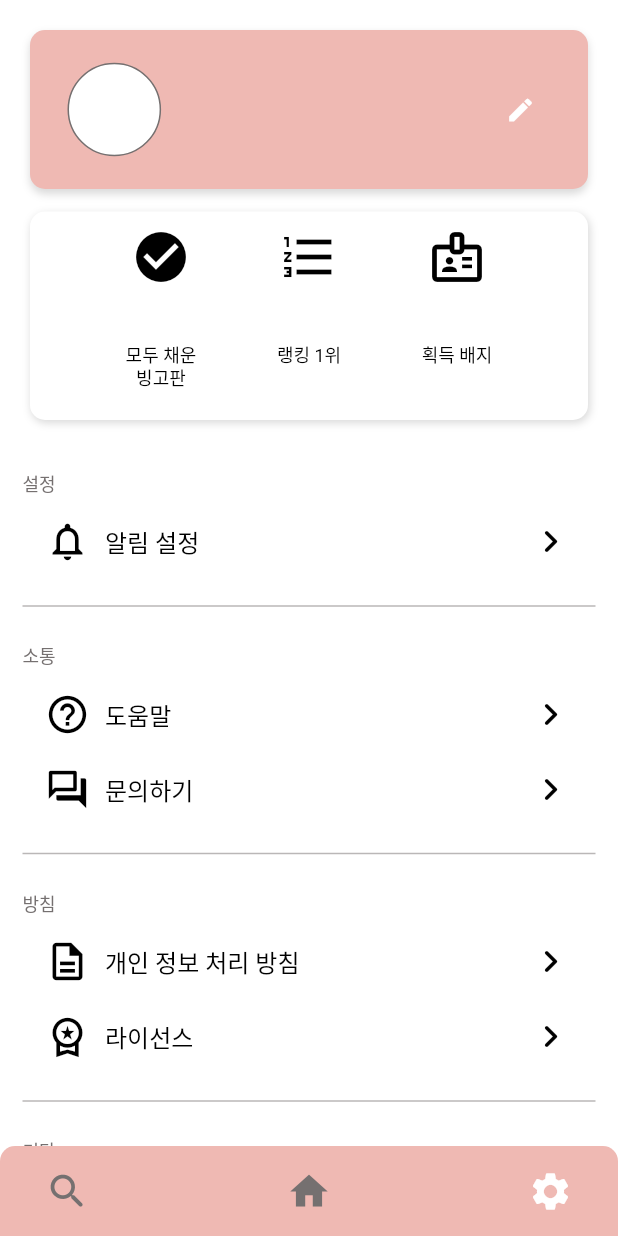
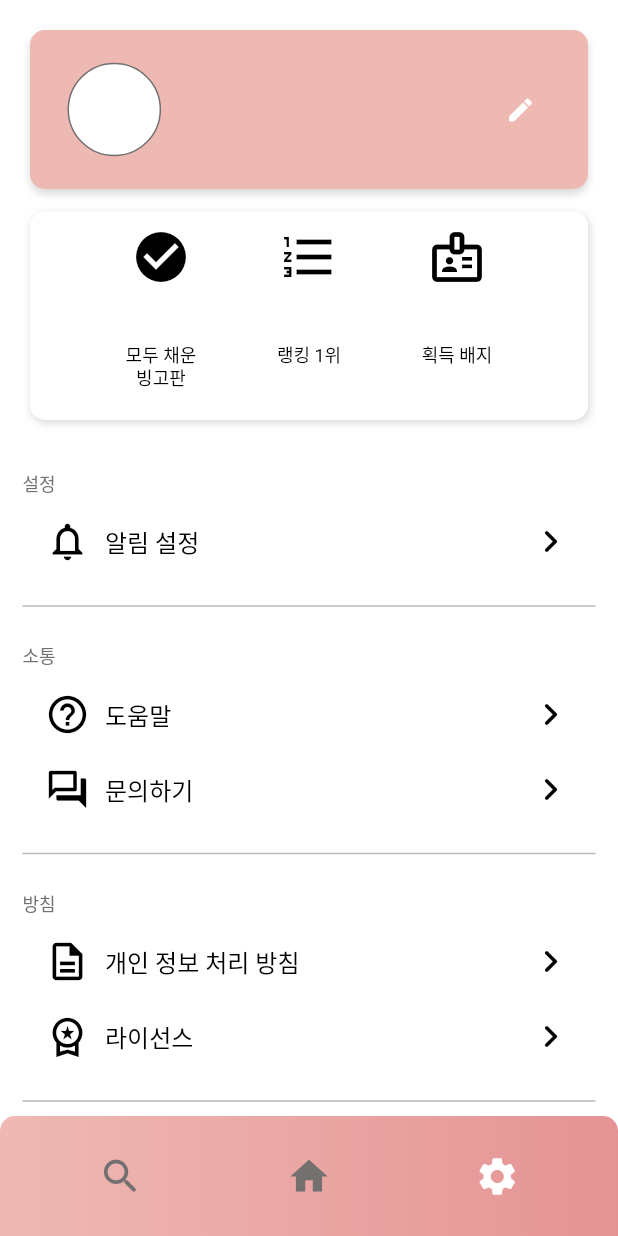
Before and after one commit to chaewool/Bin-goT, a Flutter app: the Main screen opened directly, on a phone screen of 412 x 824 dp. Run offline on Flutter 3.47's test engine with Material 2 defaults, Android fonts, the phone set to English and light mode, and no system bars; our stand-ins replace cached_network_image, calendar_date_picker2, contained_tab_bar_view, device_info_plus, dio, firebase_core and 11 more; missing offline and left inert: flutter_email_sender, kakao_flutter_sdk_share, kakao_flutter_sdk_user; accounts and stored records are empty; network calls fail; Roboto replaces fonts that are missing (RIDIBatang).

Commit message:
#57 :see_no_evil: chore: apply feedback

```diff
--- a/frontend/lib/pages/bingo_form_page.dart
+++ b/frontend/lib/pages/bingo_form_page.dart
@@ -58,7 +58,6 @@ class _BingoFormState extends State<BingoForm> {
     size = widget.bingoSize;
     //* 생성, 수정 분기 처리
     if (getBingoId(context) == null || getBingoId(context) == 0) {
-      print('if sentence!!!!');
       initBingoFormData(context, false);
     } else {
       initBingoFormData(context, true);
--- a/frontend/lib/pages/group_form_page.dart
+++ b/frontend/lib/pages/group_form_page.dart
@@ -487,6 +487,7 @@ class _GroupFormState extends State<GroupForm> {
             //* 그룹 설명 입력창
             groupFormInput(
               title: '그룹 설명',
+              explain: '그룹을 설명하는 내용을 입력하세요.',
               explainTitleType: 2,
               needMore: true,
               maxLength: 1000,
@@ -498,6 +499,7 @@ class _GroupFormState extends State<GroupForm> {
             //* 그룹 규칙 입력창
             groupFormInput(
               title: '그룹 규칙',
+              explain: '그룹의 규칙을 입력하세요.',
               explainTitleType: 2,
               needMore: true,
               maxLength: 1000,
--- a/frontend/lib/pages/main_page.dart
+++ b/frontend/lib/pages/main_page.dart
@@ -32,19 +32,12 @@ class _MainState extends State<Main> {
   ];
 
   //* 페이지 변경
-  void changeIndex(int index, [bottomBar = false]) {
+  void changeIndex(int index) {
     if (index != selectedIndex) {
       setState(() {
         selectedIndex = index;
       });
-      if (bottomBar) {
-        pageController.jumpToPage(index);
-        // pageController.animateToPage(
-        //   index,
-        //   duration: const Duration(milliseconds: 500),
-        //   curve: Curves.ease,
-        // );
-      }
+      pageController.jumpToPage(index);
     }
   }
 
@@ -54,15 +47,6 @@ class _MainState extends State<Main> {
     selectedIndex = widget.initialPage;
     //* 페이지 이동 시
     pageController = PageController(initialPage: selectedIndex);
-    // pageController.addListener(
-    //   () {
-    //     if (pageController.page!.round() != selectedIndex) {
-    //       setState(() {
-    //         selectedIndex = pageController.page!.round();
-    //       });
-    //     }
-    //   },
-    // );
   }
 
   //* 종료
@@ -74,7 +58,6 @@ class _MainState extends State<Main> {
 
   @override
   Widget build(BuildContext context) {
-    print('build!!!!');
     return WillPopScope(
       onWillPop: () => exitApp(context),
       child: Scaffold(
@@ -82,8 +65,8 @@ class _MainState extends State<Main> {
         resizeToAvoidBottomInset: false,
         //* 화면
         body: PageView.builder(
+          physics: const NeverScrollableScrollPhysics(),
           controller: pageController,
-          onPageChanged: changeIndex,
           itemCount: 3,
           itemBuilder: (context, index) {
             return Padding(
@@ -98,7 +81,7 @@ class _MainState extends State<Main> {
         bottomNavigationBar: CustomNavigationBar(
           selectedIndex: selectedIndex,
           items: items,
-          changeIndex: (index) => changeIndex(index, true),
+          changeIndex: (index) => changeIndex(index),
         ),
       ),
     );
--- a/frontend/lib/providers/bingo_provider.dart
+++ b/frontend/lib/providers/bingo_provider.dart
@@ -40,12 +40,10 @@ class BingoProvider extends ApiProvider {
   FutureDynamicMap _makeCompleteMessage(
       int groupId, FormData completeData) async {
     try {
-      print(groupReviewCreateUrl(groupId));
       final response = await dioWithTokenForm()
           .post(groupReviewCreateUrl(groupId), data: completeData);
       return response.data;
     } catch (error) {
-      print(error);
       throw Error();
     }
   }
--- a/frontend/lib/providers/root_provider.dart
+++ b/frontend/lib/providers/root_provider.dart
@@ -355,7 +355,7 @@ class GlobalBingoProvider extends ChangeNotifier {
   int? get lastId => _lastId;
   int? get groupId => _data['group'];
 
-  //* read group
+  //* read bingo
   int? get gap => _data['around_kan'];
   int? get checkIcon => _data['complete_icon'];
   int? get font => _data['font'];
@@ -371,7 +371,7 @@ class GlobalBingoProvider extends ChangeNotifier {
   BoolList get finished => _finished;
   List get items => _data['items'];
 
-  //* create/update group
+  //* create/update bingo
   DynamicMap get formData => _formData;
   int? get formGap => _formData['around_kan'];
   int? get formCheckIcon => _formData['complete_icon'];
--- a/frontend/lib/providers/user_provider.dart
+++ b/frontend/lib/providers/user_provider.dart
@@ -37,7 +37,6 @@ class UserProvider extends ApiProvider {
   FutureDynamicMap _confirmToken() async {
     try {
       if (token == null || token == '') return {'token': null};
-      print(token);
       await dioForVerify().post(verifyTokenUrl, data: {'token': token});
       return {};
     } catch (error) {
--- a/frontend/lib/utilities/global_func.dart
+++ b/frontend/lib/utilities/global_func.dart
@@ -383,6 +383,12 @@ int? getBingoSize(BuildContext context) =>
 String? getStart(BuildContext context) =>
     context.read<GlobalGroupProvider>().start;
 
+String watchDescription(BuildContext context) =>
+    context.watch<GlobalGroupProvider>().description;
+
+String watchRule(BuildContext context) =>
+    context.watch<GlobalGroupProvider>().rule;
+
 bool? getNeedAuth(BuildContext context) =>
     context.read<GlobalGroupProvider>().needAuth;
 
--- a/frontend/lib/widgets/app_bar.dart
+++ b/frontend/lib/widgets/app_bar.dart
@@ -269,6 +269,7 @@ class BingoDetailAppBar extends StatelessWidget implements PreferredSizeWidget {
 
       Share.shareXFiles(
         [XFile(file.path)],
+        // ignore: use_build_context_synchronously
         text: context.read<GlobalBingoProvider>().title,
       ).then((value) => file.delete());
     }
--- a/frontend/lib/widgets/bingo_board.dart
+++ b/frontend/lib/widgets/bingo_board.dart
@@ -29,7 +29,6 @@ class _BingoBoardState extends State<BingoBoard> {
     super.initState();
     setState(() {
       size = widget.bingoSize ?? getBingoSize(context);
-      print('size => $size');
     });
   }
 
--- a/frontend/lib/widgets/bottom_bar.dart
+++ b/frontend/lib/widgets/bottom_bar.dart
@@ -29,43 +29,28 @@ class CustomNavigationBar extends StatelessWidget {
   @override
   Widget build(BuildContext context) {
     return CustomBoxContainer(
+      height: 80,
       borderRadius: const BorderRadius.only(
         topLeft: Radius.circular(10),
         topRight: Radius.circular(10),
       ),
-      color: palePinkColor,
-      child: Padding(
-        padding: const EdgeInsets.symmetric(vertical: 10, horizontal: 10),
+      gradient: const LinearGradient(colors: [palePinkColor, paleRedColor]),
       child: Row(
-          mainAxisAlignment: MainAxisAlignment.spaceBetween,
+        mainAxisAlignment: MainAxisAlignment.spaceEvenly,
         children: [
           for (int i = 0; i < 3; i += 1)
             GestureDetector(
               onTap: () => changeIndex(i),
               child: Padding(
                 padding:
-                      const EdgeInsets.symmetric(vertical: 5, horizontal: 20),
+                    const EdgeInsets.symmetric(vertical: 20, horizontal: 30),
                 child: CustomIcon(
                   icon: items[i],
                   color: selectedIndex == i ? whiteColor : greyColor,
                 ),
               ),
-                // CircleContainer(
-                //   radius: 26,
-                //   border: false,
-                //   gradient: selectedIndex == i
-                //       ? const LinearGradient(
-                //           colors: [paleRedColor, palePinkColor],
-                //         )
-                //       : null,
-                //   child: CustomIcon(
-                //     icon: items[i],
-                //     color: selectedIndex == i ? whiteColor : greyColor,
-                //   ),
-                // ),
             )
         ],
-        ),
       ),
     );
   }
--- a/frontend/lib/widgets/container.dart
+++ b/frontend/lib/widgets/container.dart
@@ -14,10 +14,12 @@ import 'package:flutter_dotenv/flutter_dotenv.dart';
 //* 그룹 메인 내용 출력
 class ShowContentBox extends StatelessWidget {
   final String contentTitle, content;
+  final bool hasContent;
   const ShowContentBox({
     super.key,
     required this.contentTitle,
     required this.content,
+    this.hasContent = true,
   });
 
   @override
@@ -27,7 +29,9 @@ class ShowContentBox extends StatelessWidget {
       child: Column(
         crossAxisAlignment: CrossAxisAlignment.start,
         children: [
-          CustomText(content: contentTitle),
+          CustomText(
+            content: contentTitle,
+          ),
           const SizedBox(height: 20),
           CustomBoxContainer(
             width: 300,
@@ -35,7 +39,10 @@ class ShowContentBox extends StatelessWidget {
             borderColor: greyColor,
             child: Padding(
               padding: const EdgeInsets.symmetric(horizontal: 15, vertical: 20),
-              child: CustomText(content: content),
+              child: CustomText(
+                content: content,
+                color: hasContent ? blackColor : greyColor.withOpacity(0.7),
+              ),
             ),
           )
         ],
@@ -114,6 +121,7 @@ class CustomBoxContainer extends StatelessWidget {
   final DecorationImage? image;
   final ReturnVoid? onTap, onLongPress;
   final BorderRadiusGeometry? borderRadius;
+  final Gradient? gradient;
   const CustomBoxContainer({
     super.key,
     this.hasRoundEdge = true,
@@ -128,6 +136,7 @@ class CustomBoxContainer extends StatelessWidget {
     this.onLongPress,
     this.center = false,
     this.borderRadius,
+    this.gradient,
   });
 
   @override
@@ -140,6 +149,7 @@ class CustomBoxContainer extends StatelessWidget {
         height: height,
         alignment: center ? Alignment.center : null,
         decoration: BoxDecoration(
+          gradient: gradient,
           borderRadius:
               borderRadius ?? (hasRoundEdge ? BorderRadius.circular(10) : null),
           color: color,
--- a/frontend/lib/widgets/tab_bar.dart
+++ b/frontend/lib/widgets/tab_bar.dart
@@ -1,4 +1,5 @@
 import 'package:bin_got/models/group_model.dart';
+import 'package:bin_got/pages/group_form_page.dart';
 import 'package:bin_got/providers/group_provider.dart';
 import 'package:bin_got/providers/root_provider.dart';
 import 'package:bin_got/providers/user_info_provider.dart';
@@ -547,7 +548,8 @@ class _MainTabBarState extends State<MainTabBar> {
           child: Column(
             children: [
               CustomBoxContainer(
-                color: palePinkColor.withOpacity(0.5),
+                gradient:
+                    const LinearGradient(colors: [palePinkColor, paleRedColor]),
                 borderRadius: const BorderRadius.only(
                   bottomLeft: Radius.circular(10),
                   bottomRight: Radius.circular(10),
@@ -652,7 +654,7 @@ class _MainTabBarState extends State<MainTabBar> {
             ],
           ),
         ),
-        const CreateGroupButton(),
+        const CustomFloatingButton(page: GroupForm(), icon: addIcon),
         if (watchPressed(context))
           const CustomToast(content: '뒤로 가기 버튼을 한 번 더\n누르시면 앱이 종료됩니다')
       ],
```
Also changed, not shown: frontend/lib/pages/group_detail_page.dart (+2 -23 lines), frontend/lib/widgets/bingo_detail.dart (+0 -24 lines), frontend/lib/widgets/button.dart (+10 -7 lines), frontend/lib/widgets/group_main.dart (+8 -2 lines), frontend/lib/widgets/modal.dart (+9 -3 lines). Lines whose indentation alone changed are shown as unchanged.
